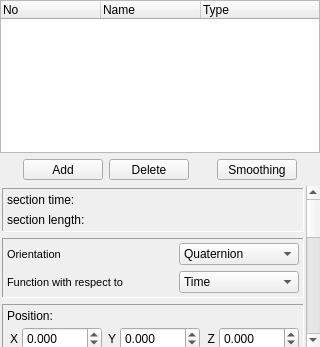
The window that ui/trackwidget.ui (xwaldo/openFVD) describes before a commit, drawn with Qt 5.
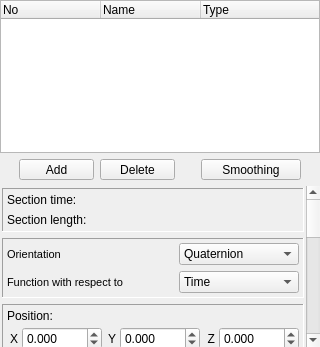
The same window after the commit. Custom widgets are drawn as their Qt base class.

What changed in the file:
```diff
--- a/ui/trackwidget.ui
+++ b/ui/trackwidget.ui
@@ -109,13 +109,13 @@
       <widget class="QPushButton" name="addButton">
        <property name="minimumSize">
         <size>
-         <width>80</width>
-         <height>0</height>
+         <width>75</width>
+         <height>21</height>
         </size>
        </property>
        <property name="maximumSize">
         <size>
-         <width>80</width>
+         <width>75</width>
          <height>21</height>
         </size>
        </property>
@@ -126,9 +126,15 @@
      </item>
      <item>
       <widget class="QPushButton" name="deleteButton">
+       <property name="minimumSize">
+        <size>
+         <width>75</width>
+         <height>21</height>
+        </size>
+       </property>
        <property name="maximumSize">
         <size>
-         <width>80</width>
+         <width>75</width>
          <height>21</height>
         </size>
        </property>
@@ -152,9 +158,15 @@
      </item>
      <item>
       <widget class="QPushButton" name="smoothButton">
+       <property name="minimumSize">
+        <size>
+         <width>100</width>
+         <height>21</height>
+        </size>
+       </property>
        <property name="maximumSize">
         <size>
-         <width>80</width>
+         <width>100</width>
          <height>21</height>
         </size>
        </property>
@@ -277,7 +289,7 @@
           <item row="0" column="0">
            <widget class="QLabel" name="timeInfo">
             <property name="text">
-             <string>section time:</string>
+             <string>Section time:</string>
             </property>
            </widget>
           </item>
@@ -291,7 +303,7 @@
           <item row="1" column="0">
            <widget class="QLabel" name="lengthInfo">
             <property name="text">
-             <string>section length:</string>
+             <string>Section length:</string>
             </property>
            </widget>
           </item>
```
Left out of the diff: 184 changed lines with no effect on the pictures.
